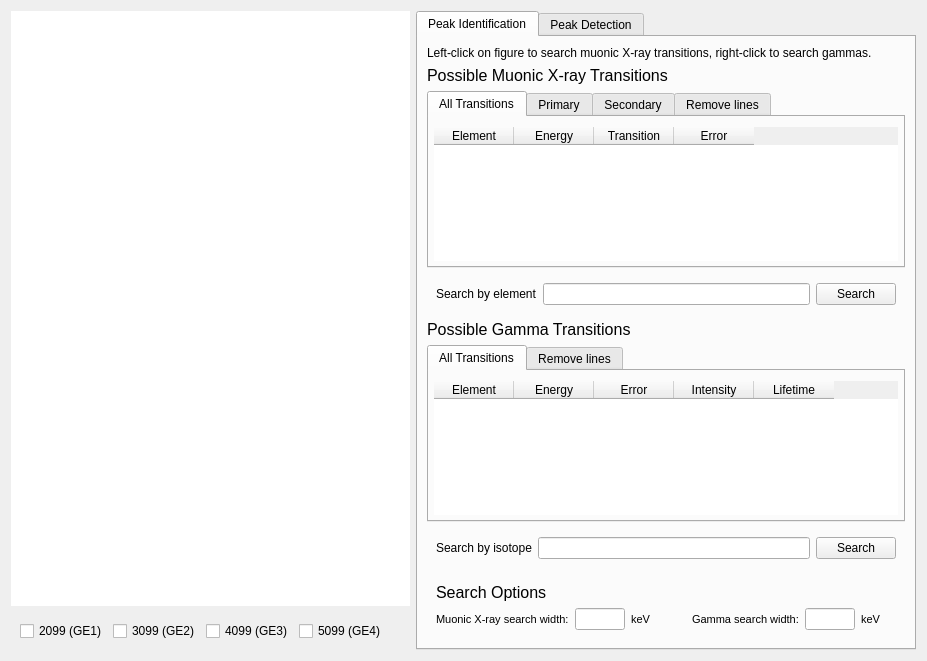
Before: the Qt Designer form src/EVA/gui/ui_files/elemental_analysis.ui in ISISMuon/EVA, drawn with Qt 5.
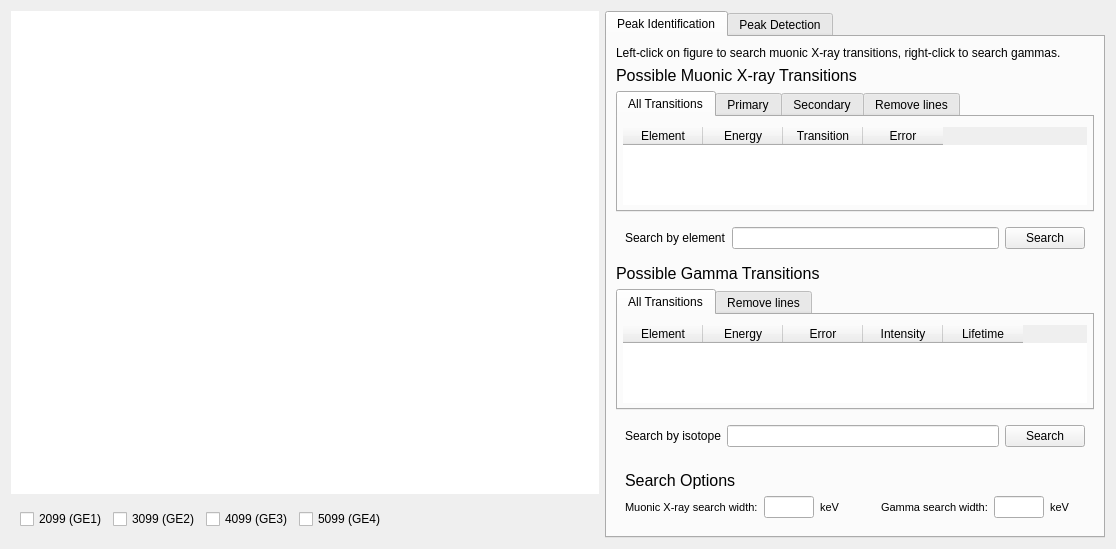
After: the same form once the commit is applied. Custom widgets are drawn as their Qt base class.

```diff
--- a/src/EVA/gui/ui_files/elemental_analysis.ui
+++ b/src/EVA/gui/ui_files/elemental_analysis.ui
@@ -9,8 +9,8 @@
    <rect>
     <x>0</x>
     <y>0</y>
-    <width>923</width>
-    <height>661</height>
+    <width>1116</width>
+    <height>549</height>
    </rect>
   </property>
   <property name="cursor">
```
